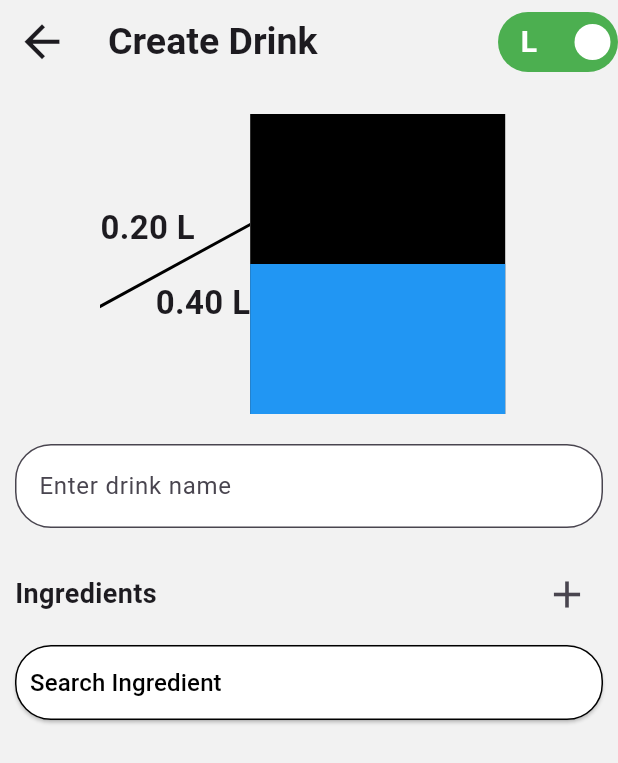
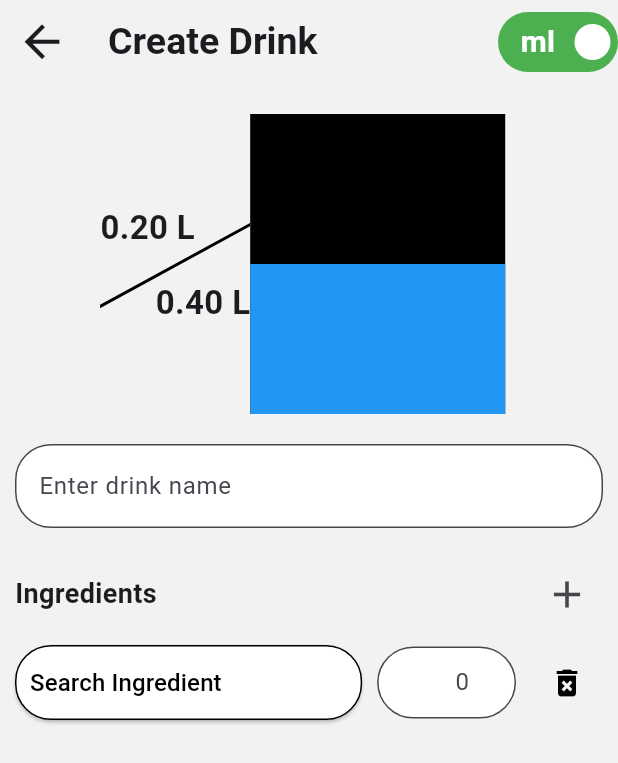
Before and after one commit to mingo-git/Smartender, a Flutter app: the CreateDrinkScreen screen opened directly, after a tap on the "add" icon, on a phone screen of 412 x 824 dp. Shown: the top 763 px of the screen. Run offline on Flutter 3.47's test engine with Material 3 defaults, Android fonts, the phone set to English and light mode, and no system bars; our stand-ins replace flutter_dotenv, flutter_secure_storage, google_nav_bar, google_sign_in, shared_preferences, sign_in_with_apple; accounts and stored records are empty.

Commit message:
zwischen merge deshalb push

```diff
--- a/App/smartender_flutter_app/lib/screens/homesceens/settingsscreens/create_drink_screen.dart
+++ b/App/smartender_flutter_app/lib/screens/homesceens/settingsscreens/create_drink_screen.dart
@@ -1,9 +1,8 @@
 import 'package:flutter/material.dart';
-import 'package:provider/provider.dart';
 import '../../../components/my_togglebutton.dart';
 import '../../../components/liter_display.dart';
 import '../../../config/constants.dart';
-import '../../../services/drink_service.dart';
+import '../../../services/recipe_service.dart';
 import '../../../components/ingredient_popup.dart';
 
 class CreateDrinkScreen extends StatefulWidget {
@@ -15,28 +14,72 @@ class CreateDrinkScreen extends StatefulWidget {
 
 class _CreateDrinkScreenState extends State<CreateDrinkScreen> {
   bool isLiterMode = true;
-  double filledAmount = 0.2;
+  double filledAmount = 200; // In Millilitern
   final TextEditingController drinkNameController = TextEditingController();
   final List<Map<String, dynamic>> ingredients = [];
-  String? selectedIngredient;
+  final RecipeService recipeService = RecipeService(baseUrl: 'http://your-api-url.com');
 
   void _addIngredientField() {
+    if (ingredients.length < 11) {
       setState(() {
-      ingredients.add({"ingredient": null, "quantity": 0.0});
+        ingredients.add({
+          "ingredient": null,
+          "quantity": 0.0,
+          "color": Colors.primaries[ingredients.length % Colors.primaries.length],
+        });
+      });
+    } else {
+      ScaffoldMessenger.of(context).showSnackBar(
+        const SnackBar(
+          content: Text("You can only add up to 11 ingredients."),
+          duration: Duration(seconds: 2),
+        ),
+      );
+    }
+  }
+
+  void _deleteIngredientField(int index) {
+    setState(() {
+      ingredients.removeAt(index);
     });
   }
 
-  void _openIngredientPopup() async {
+  void _openIngredientPopup(int index) async {
     showDialog(
       context: context,
       builder: (context) => IngredientPopup(
         onIngredientSelected: (ingredient) {
           setState(() {
-            selectedIngredient = ingredient;
+            ingredients[index]["ingredient"] = ingredient;
           });
         },
       ),
     );
+  }
+
+  void _saveRecipe() async {
+    String recipeName = drinkNameController.text.trim();
+    List<Map<String, dynamic>> recipeIngredients = ingredients
+        .where((ingredient) => ingredient["ingredient"] != null && ingredient["quantity"] > 0)
+        .map((ingredient) => {
+      "ingredient": ingredient["ingredient"],
+      "quantity": ingredient["quantity"],
+    })
+        .toList();
+
+    print("Recipe Name: $recipeName");
+    print("Ingredients:");
+    for (var ingredient in recipeIngredients) {
+      print(" - ${ingredient['ingredient']}: ${ingredient['quantity']} ml");
+    }
+
+    bool success = await recipeService.addRecipe(recipeName, recipeIngredients);
+    if (success) {
+      print("Recipe saved successfully!");
+      Navigator.of(context).pop();
+    } else {
+      print("Failed to save recipe.");
+    }
   }
 
   bool _canSaveDrink() {
@@ -62,7 +105,7 @@ class _CreateDrinkScreenState extends State<CreateDrinkScreen> {
         ),
         actions: [
           MyToggleButton(
-            onText: "L",
+            onText: "ml",
             offText: "%",
             initialValue: isLiterMode,
             onToggle: (value) => setState(() => isLiterMode = value),
@@ -85,7 +128,7 @@ class _CreateDrinkScreenState extends State<CreateDrinkScreen> {
                   child: Align(
                     alignment: Alignment.centerRight,
                     child: LiterDisplay(
-                      currentAmount: filledAmount,
+                      currentAmount: filledAmount / 1000, // Anzeige in Litern
                       maxCapacity: 0.4,
                     ),
                   ),
@@ -104,7 +147,7 @@ class _CreateDrinkScreenState extends State<CreateDrinkScreen> {
                         bottom: 0,
                         child: Container(
                           width: 170,
-                          height: (filledAmount / 0.4) * 200,
+                          height: (filledAmount / 400) * 200, // maxCapacity in ml
                           color: Colors.blue,
                         ),
                       ),
@@ -140,35 +183,81 @@ class _CreateDrinkScreenState extends State<CreateDrinkScreen> {
               ],
             ),
             const SizedBox(height: 10),
-            ElevatedButton(
-              onPressed: _openIngredientPopup,
+            ...ingredients.asMap().entries.map((entry) {
+              final index = entry.key;
+              final ingredient = entry.value;
+              return Padding(
+                padding: const EdgeInsets.only(bottom: 10.0),
+                child: Row(
+                  children: [
+                    Expanded(
+                      flex: 5,
+                      child: ElevatedButton(
+                        onPressed: () => _openIngredientPopup(index),
                         style: ElevatedButton.styleFrom(
-                backgroundColor: Colors.white, // Hintergrundfarbe Weiß
-                side: const BorderSide(color: Colors.black, width: 1), // Schwarze Border
+                          backgroundColor: Colors.white,
+                          side: const BorderSide(color: Colors.black, width: 1),
                           minimumSize: const Size(double.infinity, 50),
                           shape: RoundedRectangleBorder(
                             borderRadius: defaultBorderRadius,
                           ),
-                alignment: Alignment.centerLeft, // Text linksbündig ausrichten
-                padding: EdgeInsets.zero, // Entfernt Standard-Padding
+                          alignment: Alignment.centerLeft,
+                          padding: EdgeInsets.zero,
                         ),
                         child: Padding(
-                padding: const EdgeInsets.symmetric(horizontal: 10), // Horizontal etwas Padding hinzufügen
+                          padding: const EdgeInsets.symmetric(horizontal: 10),
                           child: Align(
-                  alignment: Alignment.centerLeft, // Text linksbündig setzen
+                            alignment: Alignment.centerLeft,
                             child: Text(
-                    selectedIngredient ?? "Search Ingredient",
+                              ingredient["ingredient"] ?? "Search Ingredient",
                               style: const TextStyle(
                                 fontSize: 16,
-                      color: Colors.black, // Textfarbe Schwarz
+                                color: Colors.black,
                               ),
                             ),
                           ),
                         ),
                       ),
-
-
-
+                    ),
+                    const SizedBox(width: 10),
+                    Expanded(
+                      flex: 2,
+                      child: TextField(
+                        textAlign: TextAlign.right,
+                        keyboardType: TextInputType.number,
+                        decoration: InputDecoration(
+                          hintText: "0",
+                          suffix: const Text(
+                            "ml",
+                            style: TextStyle(
+                              color: Colors.black,
+                              fontSize: 16,
+                            ),
+                          ),
+                          contentPadding: const EdgeInsets.only(right: 8.0),
+                          border: OutlineInputBorder(
+                            borderRadius: defaultBorderRadius,
+                          ),
+                          filled: true,
+                          fillColor: Colors.white,
+                        ),
+                        onChanged: (value) {
+                          final quantity = double.tryParse(value) ?? 0.0;
+                          setState(() {
+                            ingredient["quantity"] = quantity;
+                          });
+                        },
+                      ),
+                    ),
+                    const SizedBox(width: 10),
+                    IconButton(
+                      icon: const Icon(Icons.delete_forever, color: Colors.black),
+                      onPressed: () => _deleteIngredientField(index),
+                    ),
+                  ],
+                ),
+              );
+            }).toList(),
             const SizedBox(height: 20),
             if (_canSaveDrink())
               ElevatedButton(
@@ -179,9 +268,7 @@ class _CreateDrinkScreenState extends State<CreateDrinkScreen> {
                     borderRadius: defaultBorderRadius,
                   ),
                 ),
-                onPressed: () {
-                  // TODO: Implement save drink functionality
-                },
+                onPressed: _saveRecipe,
                 child: const Text(
                   "Save Drink",
                   style: TextStyle(
```
Also changed, not shown: App/smartender_flutter_app/lib/services/recipe_service.dart (+50 -0 lines). Lines whose indentation alone changed are shown as unchanged.
